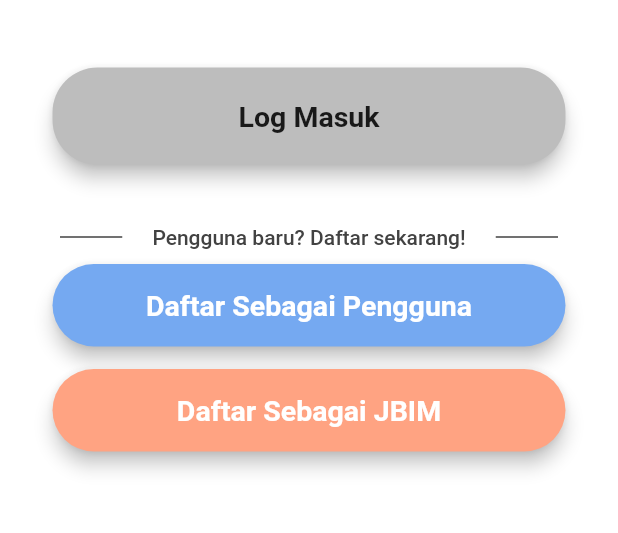
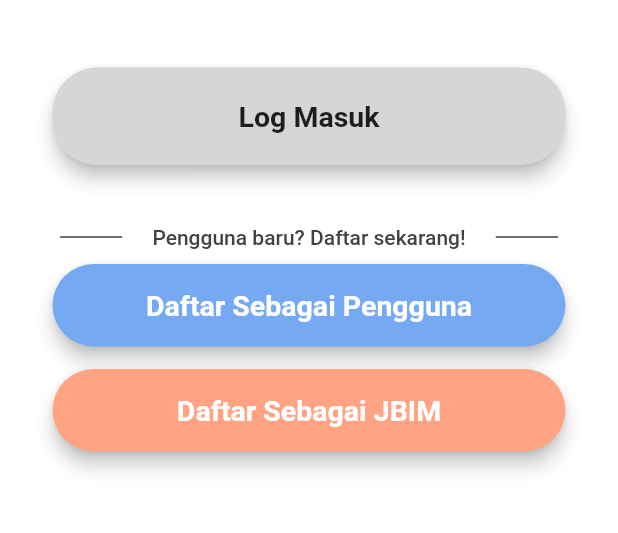
Before and after one commit to Hunzisong/DITE, a Flutter app: the screen it shows after launch, on a phone screen of 412 x 824 dp, the part 495-1028 px from its top. Run offline on Flutter 3.47's test engine with Material 2 defaults, Android fonts, the phone set to English and light mode, and no system bars; our stand-ins replace firebase_auth, flutter_slidable, flutter_spinkit, modal_progress_hud, permission_handler; missing offline and left inert: agora_rtc_engine; accounts and stored records are empty.

Commit message:
Added more constants to constants file

```diff
--- a/lib/constants.dart
+++ b/lib/constants.dart
@@ -26,7 +26,9 @@ class Dimensions {
   static double d_20 = 20.0;
   static double d_25 = 25.0;
   static double d_30 = 30.0;
+  static double d_35 = 35.0;
   static double d_45 = 45.0;
+  static double d_55 = 55.0;
   static double d_65 = 65.0;
   static double d_85 = 85.0;
   static double d_100 = 100.0;
@@ -54,7 +56,7 @@ class Colours {
   static Color accept = Colors.green[300];
   static Color cancel = Colors.red[300];
   static Color lightGrey = Colors.grey[200];
-  static Color grey = Colors.grey[400];
+  static Color grey = Colors.grey[350];
   static Color darkGrey = Colors.grey[800];
   static Color black = Colors.black87;
   static Color success = Color(0xFF0AC380);
--- a/pubspec.yaml
+++ b/pubspec.yaml
@@ -57,8 +57,6 @@ flutter:
     - images/onDemand.png
     - images/avatar.png
     - images/successTick.png
-    - images/video.png
-    - images/message.png
   #  - images/a_dot_ham.jpeg
 
   # An image asset can refer to one or more resolution-specific "variants", see
```
